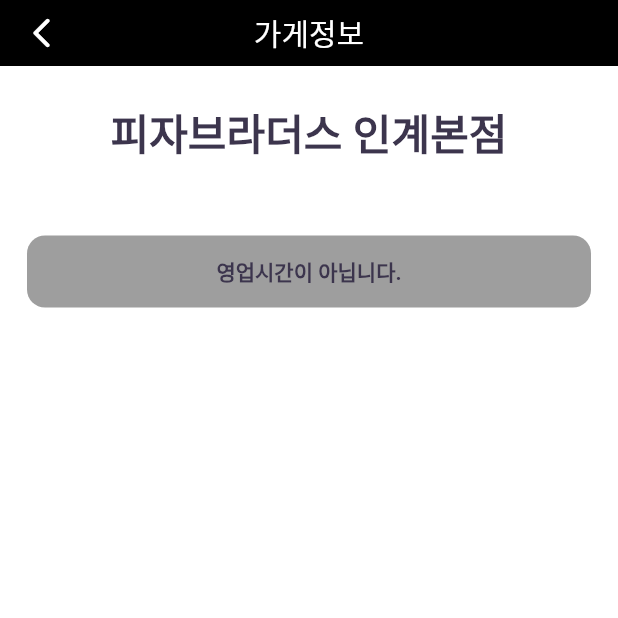
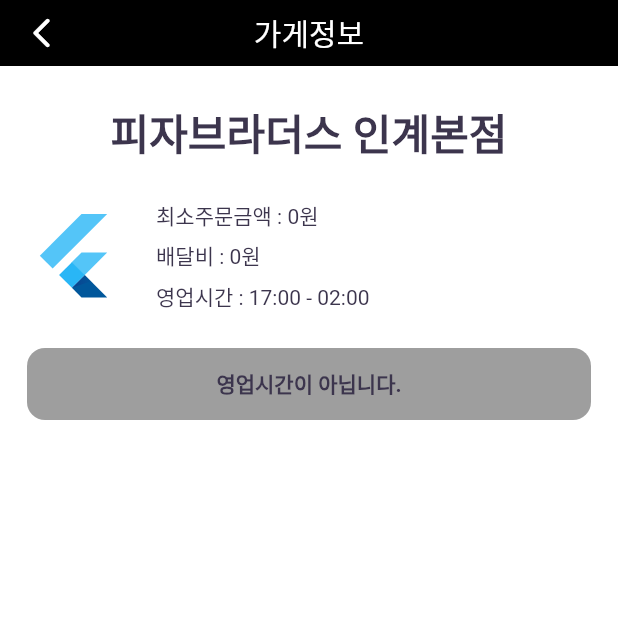
Before and after one commit to LiiNen/DeleTo, a Flutter app: the SearchCategoryShopView screen opened directly with empty values, after a tap on the "arrow forward ios" icon, after a tap on "피자브라더스 인계본점", on a phone screen of 412 x 824 dp, the top half of it. Run offline on Flutter 3.47's test engine with Material 2 defaults, Android fonts, the phone set to English and light mode, and no system bars; our stand-ins replace fluttertoast; Roboto replaces fonts that are missing (NotoSansCJKKR).

```diff
--- a/lib/function.dart
+++ b/lib/function.dart
@@ -49,10 +49,6 @@ getTimeSafe({required String openTime, required String closeTime}) {
   DateTime openDate = DateTime(nowDate.year, nowDate.month, nowDawn ? nowDate.day-1 : nowDate.day, openHour, openMinute);
   DateTime closeDate = DateTime(nowDate.year, nowDate.month, !nowDawn&&closeDawn ? nowDate.day+1 : nowDate.day, closeHour, closeMinute);
 
-  print(nowDate);
-  print(openDate);
-  print(closeDate);
-
   if(nowDate.isAfter(openDate) && nowDate.isBefore(closeDate)) {
     return true;
   }
--- a/lib/store/shop/store_shop_item_container.dart
+++ b/lib/store/shop/store_shop_item_container.dart
@@ -23,6 +23,8 @@ class StoreShopItemContainer extends StatelessWidget {
             thumbnailBox(),
             SizedBox(width: 12),
             infoBox(),
+            SizedBox(width: 12),
+            openBox(),
           ]
         )
       )
@@ -48,4 +50,18 @@ class StoreShopItemContainer extends StatelessWidget {
       )
     );
   }
+
+  openBox() {
+    bool _isOpen = getTimeSafe(openTime: shop.openTime, closeTime: shop.closeTime);
+    return Container(
+      width: 60, height: 40,
+      decoration: BoxDecoration(
+        borderRadius: BorderRadius.all(Radius.circular(4)),
+        color: _isOpen ? Colors.lightGreenAccent : Colors.grey
+      ),
+      child: Center(
+        child: Text(_isOpen ? '영업중' : '배달불가')
+      )
+    );
+  }
 }
--- a/lib/store/shop/store_shop_view.dart
+++ b/lib/store/shop/store_shop_view.dart
@@ -1,5 +1,6 @@
 import 'package:delito/component/default_app_bar.dart';
 import 'package:delito/object/shop.dart';
+import 'package:delito/store/store_board_creation_view.dart';
 import 'package:delito/style.dart';
 import 'package:delito/function.dart';
 import 'package:flutter/material.dart';
@@ -46,14 +47,33 @@ class _StoreShopView extends State<StoreShopView> {
   }
 
   shopInfoBox() {
-    return Container();
+    return Row(
+      children: [
+        FlutterLogo(size: 62,),
+        SizedBox(width: 24),
+        Expanded(
+          child: Column(
+            crossAxisAlignment: CrossAxisAlignment.start,
+            children: [
+              Text('최소주문금액 : ${widget.shop.leastPrice}원', style: textStyle(size: 14.0)),
+              SizedBox(height: 6),
+              Text('배달비 : ${widget.shop.deliveryPrice}원', style: textStyle(size: 14.0)),
+              SizedBox(height: 6),
+              Text('영업시간 : ${widget.shop.openTime} - ${widget.shop.closeTime}', style: textStyle(size: 14.0)),
+            ]
+          )
+        )
+      ]
+    );
   }
 
   priceInfoBox() {
     return GestureDetector(
       behavior: HitTestBehavior.translucent,
       onTap: () {
-
+        if(_isOpen!) {
+          navigatorPush(context: context, widget: StoreBoardCreationView(shopInfoWidget: shopInfoBox(), shop: widget.shop));
+        }
       },
       child: Container(
         width: MediaQuery.of(context).size.width,
```
